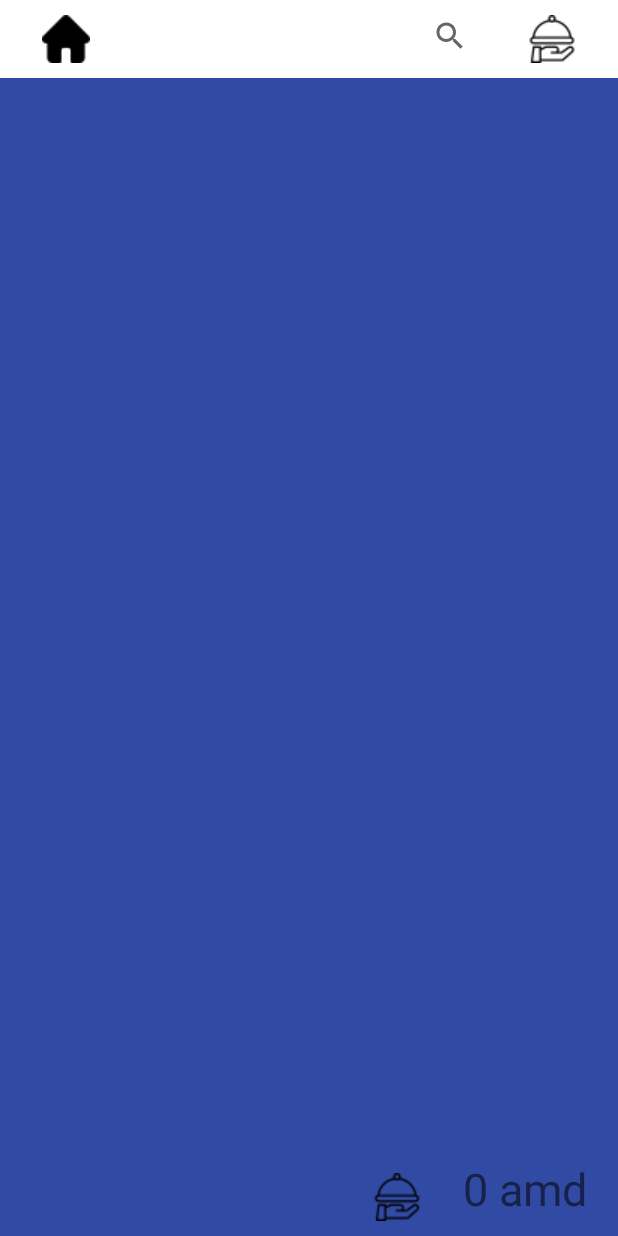
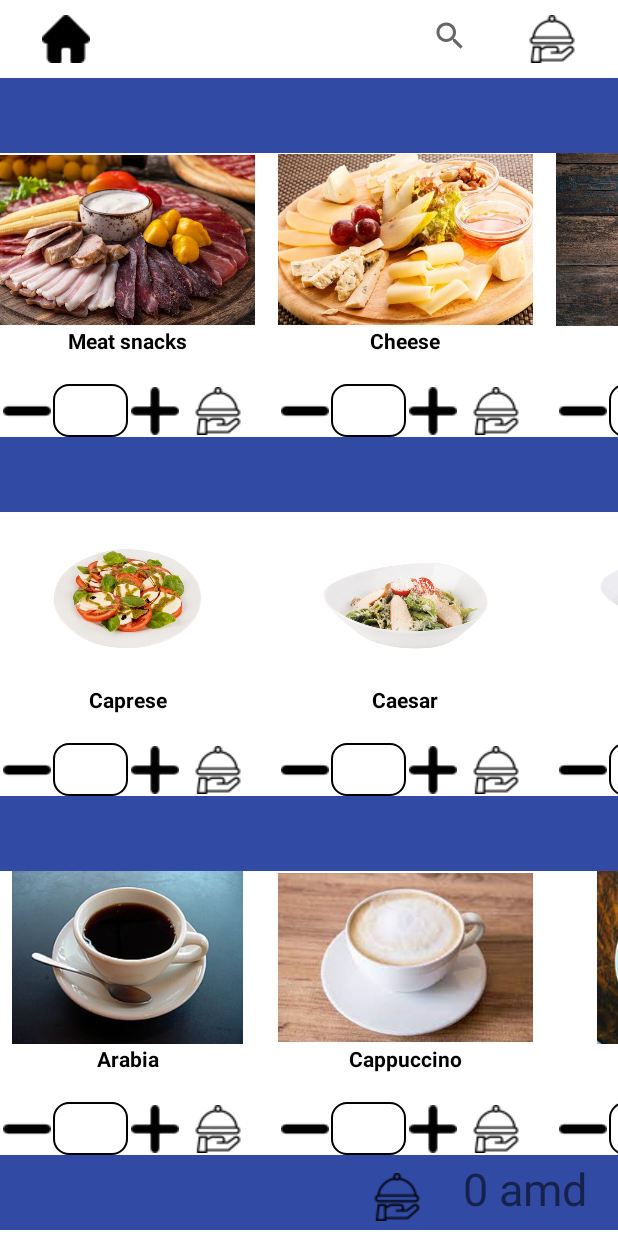
Before and after one commit to Yurik-Minasyan/Nyam_Nyam, an Android app: the Cart screen opened directly, with no data from a screen before it, on a phone screen of 412 x 824 dp. Run offline under Robolectric (Android 15) with nearby library versions, the phone set to English and light mode, and no system bars; our stand-ins replace Firebase (no records; nobody signed in at launch, a user with empty details on screens opened directly).

Commit message:
center text

```diff
--- a/app/src/main/res/layout/activity_cake.xml
+++ b/app/src/main/res/layout/activity_cake.xml
@@ -61,6 +61,7 @@
                 style="@style/Widget.AppCompat.Button.Borderless"
                 />
             <EditText
+                android:textAlignment="center"
                 android:id="@+id/micado"
                 android:layout_width="50dp"
                 android:layout_height="35dp"
@@ -142,6 +143,7 @@
                 />
             <EditText
                 android:id="@+id/napoleon"
+                android:textAlignment="center"
                 android:layout_width="50dp"
                 android:layout_height="35dp"
                 android:background="@xml/edittext_view"
@@ -222,6 +224,7 @@
             <EditText
                 android:id="@+id/donut"
                 android:layout_width="50dp"
+                android:textAlignment="center"
                 android:layout_height="35dp"
                 android:background="@xml/edittext_view"
                 android:inputType="number" />
--- a/app/src/main/res/layout/activity_cart.xml
+++ b/app/src/main/res/layout/activity_cart.xml
@@ -63,7 +63,8 @@
         <ListView
             android:id="@+id/list"
             android:layout_width="match_parent"
-            android:layout_height="100dp"
+            android:layout_height="90dp"
+            android:visibility="gone"
             app:layout_constraintTop_toBottomOf="@+id/search"
             tools:layout_editor_absoluteX="1dp" />
     </LinearLayout>
@@ -94,9 +95,9 @@
             android:id="@+id/meat_Lay"
             android:layout_width="wrap_content"
             android:layout_height="wrap_content"
-            android:orientation="vertical"
             android:layout_marginRight="15dp"
-            android:visibility="gone">
+            android:orientation="vertical"
+            android:visibility="visible">
 
             <ImageView
                 android:id="@+id/imageViewexper"
@@ -141,6 +142,7 @@
                 <EditText
                     android:id="@+id/meat_num_c"
                     android:layout_width="50dp"
+                    android:textAlignment="center"
                     android:layout_height="35dp"
                     android:background="@xml/edittext_view"
                     android:inputType="number" />
@@ -172,9 +174,9 @@
             android:id="@+id/cheese"
             android:layout_width="wrap_content"
             android:layout_height="wrap_content"
-            android:orientation="vertical"
             android:layout_marginRight="15dp"
-            android:visibility="gone">
+            android:orientation="vertical"
+            android:visibility="visible">
 
             <ImageView
                 android:id="@+id/imageView5"
@@ -219,6 +221,7 @@
                 <EditText
                     android:id="@+id/cheese_num_c"
                     android:layout_width="50dp"
+                    android:textAlignment="center"
                     android:layout_height="35dp"
                     android:background="@xml/edittext_view"
                     android:inputType="number" />
@@ -249,7 +252,7 @@
             android:layout_width="wrap_content"
             android:layout_height="wrap_content"
             android:orientation="vertical"
-            android:visibility="gone">
+            android:visibility="visible">
 
             <ImageView
                 android:id="@+id/imageView8"
@@ -293,6 +296,7 @@
                 <EditText
                     android:id="@+id/marinade_num_c"
                     android:layout_width="50dp"
+                    android:textAlignment="center"
                     android:layout_height="35dp"
                     android:background="@xml/edittext_view"
                     android:inputType="number" />
@@ -341,11 +345,11 @@
 
         <LinearLayout
             android:id="@+id/caprese_c"
+            android:layout_width="wrap_content"
+            android:layout_height="wrap_content"
             android:layout_marginRight="15dp"
-            android:layout_width="wrap_content"
-            android:layout_height="wrap_content"
-            android:orientation="vertical"
-            android:visibility="gone"
+            android:orientation="vertical"
+            android:visibility="visible"
             tools:ignore="MissingConstraints">
 
             <ImageView
@@ -391,6 +395,7 @@
                 <EditText
                     android:id="@+id/caprese_num_c"
                     android:layout_width="50dp"
+                    android:textAlignment="center"
                     android:layout_height="35dp"
                     android:background="@xml/edittext_view"
                     android:inputType="number" />
@@ -418,11 +423,11 @@
 
         <LinearLayout
             android:id="@+id/ceasar_c"
+            android:layout_width="wrap_content"
+            android:layout_height="wrap_content"
             android:layout_marginRight="15dp"
-            android:layout_width="wrap_content"
-            android:layout_height="wrap_content"
-            android:orientation="vertical"
-            android:visibility="gone">
+            android:orientation="vertical"
+            android:visibility="visible">
 
             <ImageView
                 android:id="@+id/caesar_i"
@@ -467,6 +472,8 @@
                 <EditText
                     android:id="@+id/caesar_num_c"
                     android:layout_width="50dp"
+                    android:textAlignment="center"
+
                     android:layout_height="35dp"
                     android:background="@xml/edittext_view"
                     android:inputType="number" />
@@ -497,7 +504,7 @@
             android:layout_width="wrap_content"
             android:layout_height="wrap_content"
             android:orientation="vertical"
-            android:visibility="gone"
+            android:visibility="visible"
             tools:ignore="ExtraText">
 
             <ImageView
@@ -543,6 +550,7 @@
                     android:id="@+id/vegetable_num_c"
                     android:layout_width="50dp"
                     android:layout_height="35dp"
+                    android:textAlignment="center"
                     android:background="@xml/edittext_view"
                     android:inputType="number" />
 
@@ -592,10 +600,10 @@
         <LinearLayout
             android:id="@+id/arabia"
             android:layout_width="wrap_content"
+            android:layout_height="wrap_content"
             android:layout_marginRight="15dp"
-            android:layout_height="wrap_content"
-            android:orientation="vertical"
-            android:visibility="gone"
+            android:orientation="vertical"
+            android:visibility="visible"
             tools:ignore="MissingConstraints">
 
             <ImageView
@@ -640,6 +648,7 @@
                 <EditText
                     android:id="@+id/arab_num_c"
                     android:layout_width="50dp"
+                    android:textAlignment="center"
                     android:layout_height="35dp"
                     android:background="@xml/edittext_view"
                     android:inputType="number" />
@@ -669,9 +678,9 @@
             android:id="@+id/cappuchino_c"
             android:layout_width="wrap_content"
             android:layout_height="wrap_content"
-            android:orientation="vertical"
-            android:visibility="gone"
             android:layout_marginRight="15dp"
+            android:orientation="vertical"
+            android:visibility="visible"
             tools:ignore="MissingConstraints">
 
             <ImageView
@@ -716,6 +725,7 @@
                     android:id="@+id/cappuchino_num_c"
                     android:layout_width="50dp"
                     android:layout_height="35dp"
+                    android:textAlignment="center"
                     android:background="@xml/edittext_view"
                     android:inputType="number" />
 
@@ -745,7 +755,7 @@
             android:layout_width="wrap_content"
             android:layout_height="wrap_content"
             android:orientation="vertical"
-            android:visibility="gone">
+            android:visibility="visible">
 
             <ImageView
                 android:id="@+id/latte_i"
@@ -789,6 +799,7 @@
                 <EditText
                     android:id="@+id/latte_num_c"
                     android:layout_width="50dp"
+                    android:textAlignment="center"
                     android:layout_height="35dp"
                     android:background="@xml/edittext_view"
                     android:inputType="number" />
@@ -837,11 +848,11 @@
 
         <LinearLayout
             android:id="@+id/mikado"
+            android:layout_width="wrap_content"
+            android:layout_height="wrap_content"
             android:layout_marginRight="15dp"
-            android:layout_width="wrap_content"
-            android:layout_height="wrap_content"
-            android:orientation="vertical"
-            android:visibility="gone"
+            android:orientation="vertical"
+            android:visibility="visible"
             tools:ignore="MissingConstraints">
 
             <ImageView
@@ -886,6 +897,7 @@
                 <EditText
                     android:id="@+id/mikado_num_c"
                     android:layout_width="50dp"
+                    android:textAlignment="center"
                     android:layout_height="35dp"
                     android:background="@xml/edittext_view"
                     android:inputType="number" />
@@ -915,16 +927,16 @@
             android:id="@+id/napoleon_lay"
             android:layout_width="wrap_content"
             android:layout_height="wrap_content"
-            android:orientation="vertical"
-            android:visibility="gone"
             android:layout_marginRight="15dp"
+            android:orientation="vertical"
+            android:visibility="visible"
             tools:ignore="MissingConstraints">
 
             <ImageView
                 android:id="@+id/napo"
                 android:layout_width="match_parent"
+                android:layout_height="115dp"
                 android:layout_marginRight="15dp"
-                android:layout_height="115dp"
                 android:background="#33FFFFFF"
                 app:srcCompat="@drawable/napoleon" />
 
@@ -963,6 +975,7 @@
                 <EditText
                     android:id="@+id/napoleon_num_c"
                     android:layout_width="50dp"
+                    android:textAlignment="center"
                     android:layout_height="35dp"
                     android:background="@xml/edittext_view"
                     android:inputType="number" />
@@ -993,7 +1006,7 @@
             android:layout_width="wrap_content"
             android:layout_height="wrap_content"
             android:orientation="vertical"
-            android:visibility="gone">
+            android:visibility="visible">
 
             <ImageView
                 android:id="@+id/donat_i"
@@ -1038,6 +1051,7 @@
                     android:id="@+id/donut_num_c"
                     android:layout_width="50dp"
                     android:layout_height="35dp"
+                    android:textAlignment="center"
                     android:background="@xml/edittext_view"
                     android:inputType="number" />
 
@@ -1086,11 +1100,11 @@
 
         <LinearLayout
             android:id="@+id/french_f"
+            android:layout_width="wrap_content"
+            android:layout_height="wrap_content"
             android:layout_marginRight="15dp"
-            android:layout_width="wrap_content"
-            android:layout_height="wrap_content"
-            android:orientation="vertical"
-            android:visibility="gone"
+            android:orientation="vertical"
+            android:visibility="visible"
             tools:ignore="MissingConstraints">
 
             <ImageView
@@ -1136,6 +1150,7 @@
                 <EditText
                     android:id="@+id/french_num_c"
                     android:layout_width="50dp"
+                    android:textAlignment="center"
                     android:layout_height="35dp"
                     android:background="@xml/edittext_view"
                     android:inputType="number" />
@@ -1163,11 +1178,11 @@
 
         <LinearLayout
             android:id="@+id/hot_dog_ca"
+            android:layout_width="wrap_content"
+            android:layout_height="wrap_content"
             android:layout_marginRight="15dp"
-            android:layout_width="wrap_content"
-            android:layout_height="wrap_content"
-            android:orientation="vertical"
-            android:visibility="gone"
+            android:orientation="vertical"
+            android:visibility="visible"
             tools:ignore="MissingConstraints">
 
             <ImageView
@@ -1211,6 +1226,7 @@
 
                 <EditText
                     android:id="@+id/hot_num_c"
+                    android:textAlignment="center"
                     android:layout_width="50dp"
                     android:layout_height="35dp"
                     android:background="@xml/edittext_view"
@@ -1242,7 +1258,7 @@
             android:layout_width="wrap_content"
             android:layout_height="wrap_content"
             android:orientation="vertical"
-            android:visibility="gone">
+            android:visibility="visible">
 
             <ImageView
                 android:id="@+id/burger_i"
@@ -1288,6 +1304,7 @@
                     android:id="@+id/burger_num_c"
                     android:layout_width="50dp"
                     android:layout_height="35dp"
+                    android:textAlignment="center"
                     android:background="@xml/edittext_view"
                     android:inputType="number" />
 
@@ -1335,11 +1352,11 @@
 
         <LinearLayout
             android:id="@+id/cola_c"
+            android:layout_width="wrap_content"
+            android:layout_height="wrap_content"
             android:layout_marginRight="15dp"
-            android:layout_width="wrap_content"
-            android:layout_height="wrap_content"
-            android:orientation="vertical"
-            android:visibility="gone">
+            android:orientation="vertical"
+            android:visibility="visible">
 
             <ImageView
                 android:id="@+id/cola"
@@ -1383,6 +1400,7 @@
                 <EditText
                     android:id="@+id/cola_num_c"
                     android:layout_width="50dp"
+                    android:textAlignment="center"
                     android:layout_height="35dp"
                     android:background="@xml/edittext_view"
                     android:inputType="number" />
@@ -1411,10 +1429,10 @@
         <LinearLayout
             android:id="@+id/fanta_c"
             android:layout_width="wrap_content"
+            android:layout_height="wrap_content"
             android:layout_marginRight="15dp"
-            android:layout_height="wrap_content"
-            android:orientation="vertical"
-            android:visibility="gone"
+            android:orientation="vertical"
+            android:visibility="visible"
             app:layout_constraintStart_toStartOf="parent">
 
             <ImageView
@@ -1460,6 +1478,7 @@
                 <EditText
                     android:id="@+id/fanta_num_c"
                     android:layout_width="50dp"
+                    android:textAlignment="center"
                     android:layout_height="35dp"
                     android:background="@xml/edittext_view"
                     android:inputType="number" />
@@ -1491,7 +1510,7 @@
             android:layout_height="wrap_content"
             android:layout_marginRight="15dp"
             android:orientation="vertical"
-            android:visibility="gone">
+            android:visibility="visible">
 
             <ImageView
                 android:id="@+id/sprite_i"
@@ -1537,6 +1556,7 @@
                     android:id="@+id/sprite_num_c"
                     android:layout_width="50dp"
                     android:layout_height="35dp"
+                    android:textAlignment="center"
                     android:background="@xml/edittext_view"
                     android:inputType="number" />
 
@@ -1566,7 +1586,7 @@
             android:layout_width="wrap_content"
             android:layout_height="wrap_content"
             android:orientation="vertical"
-            android:visibility="gone"
+            android:visibility="visible"
             tools:ignore="MissingConstraints">
 
             <ImageView
@@ -1612,6 +1632,7 @@
                 <EditText
                     android:id="@+id/water_num_c"
                     android:layout_width="50dp"
+                    android:textAlignment="center"
                     android:layout_height="35dp"
                     android:background="@xml/edittext_view"
                     android:inputType="number" />
--- a/app/src/main/res/layout/activity_coffee.xml
+++ b/app/src/main/res/layout/activity_coffee.xml
@@ -62,6 +62,7 @@
                 />
             <EditText
                 android:id="@+id/arab"
+                android:textAlignment="center"
                 android:layout_width="50dp"
                 android:layout_height="35dp"
                 android:background="@xml/edittext_view"
@@ -142,6 +143,7 @@
             <EditText
                 android:id="@+id/cappuchino"
                 android:layout_width="50dp"
+                android:textAlignment="center"
                 android:layout_height="35dp"
                 android:background="@xml/edittext_view"
                 android:inputType="number" />
@@ -222,6 +224,7 @@
                 android:id="@+id/lattee"
                 android:layout_width="50dp"
                 android:layout_height="35dp"
+                android:textAlignment="center"
                 android:background="@xml/edittext_view"
                 android:inputType="number" />
             <ImageButton
--- a/app/src/main/res/layout/activity_drink.xml
+++ b/app/src/main/res/layout/activity_drink.xml
@@ -61,6 +61,7 @@
                 />
             <EditText
                 android:id="@+id/cola"
+                android:textAlignment="center"
                 android:layout_width="50dp"
                 android:layout_height="35dp"
                 android:background="@xml/edittext_view"
@@ -141,6 +142,7 @@
             <EditText
                 android:id="@+id/fanta"
                 android:layout_width="50dp"
+                android:textAlignment="center"
                 android:layout_height="35dp"
                 android:background="@xml/edittext_view"
                 android:inputType="number" />
@@ -220,6 +222,7 @@
             <EditText
                 android:id="@+id/sprite"
                 android:layout_width="50dp"
+                android:textAlignment="center"
                 android:layout_height="35dp"
                 android:background="@xml/edittext_view"
                 android:inputType="number" />
@@ -299,6 +302,7 @@
             <EditText
                 android:id="@+id/water"
                 android:layout_width="50dp"
+                android:textAlignment="center"
                 android:layout_height="35dp"
                 android:background="@xml/edittext_view"
                 android:inputType="number" />
--- a/app/src/main/res/layout/activity_fast_food.xml
+++ b/app/src/main/res/layout/activity_fast_food.xml
@@ -63,6 +63,7 @@
             <EditText
                 android:id="@+id/french_num"
                 android:layout_width="50dp"
+                android:textAlignment="center"
                 android:layout_height="35dp"
                 android:background="@xml/edittext_view"
                 android:inputType="number" />
@@ -144,6 +145,7 @@
                 android:id="@+id/hot_dog"
                 android:layout_width="50dp"
                 android:layout_height="35dp"
+                android:textAlignment="center"
                 android:background="@xml/edittext_view"
                 android:inputType="number" />
             <ImageButton
@@ -224,6 +226,7 @@
                 android:id="@+id/burgir"
                 android:layout_width="50dp"
                 android:layout_height="35dp"
+                android:textAlignment="center"
                 android:background="@xml/edittext_view"
                 android:inputType="number" />
             <ImageButton
--- a/app/src/main/res/layout/activity_naxutest.xml
+++ b/app/src/main/res/layout/activity_naxutest.xml
@@ -62,6 +62,7 @@
                 android:id="@+id/meat_num"
                 android:layout_width="50dp"
                 android:layout_height="35dp"
+                android:textAlignment="center"
                 android:background="@xml/edittext_view"
                 android:inputType="number" />
 
@@ -143,6 +144,7 @@
                 android:id="@+id/chess_num"
                 android:layout_width="50dp"
                 android:layout_height="35dp"
+                android:textAlignment="center"
                 android:background="@xml/edittext_view"
                 android:inputType="number" />
 
@@ -221,6 +223,7 @@
                 android:id="@+id/marinad"
                 android:layout_width="50dp"
                 android:layout_height="35dp"
+                android:textAlignment="center"
                 android:background="@xml/edittext_view"
                 android:inputType="number" />
 
--- a/app/src/main/res/layout/activity_salad.xml
+++ b/app/src/main/res/layout/activity_salad.xml
@@ -62,6 +62,7 @@
             <EditText
                 android:id="@+id/caprese"
                 android:layout_width="50dp"
+                android:textAlignment="center"
                 android:layout_height="35dp"
                 android:background="@xml/edittext_view"
                 android:inputType="number" />
@@ -141,6 +142,7 @@
                 android:id="@+id/caesar"
                 android:layout_width="50dp"
                 android:layout_height="35dp"
+                android:textAlignment="center"
                 android:background="@xml/edittext_view"
                 android:inputType="number" />
             <ImageButton
@@ -219,6 +221,7 @@
                 android:id="@+id/vegetable"
                 android:layout_width="50dp"
                 android:layout_height="35dp"
+                android:textAlignment="center"
                 android:background="@xml/edittext_view"
                 android:inputType="number" />
             <ImageButton
```
